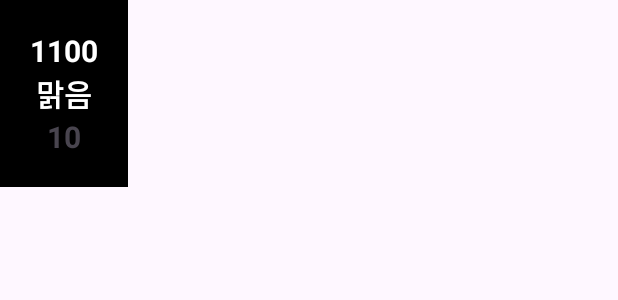
After one commit to Bullets-jyr/part2Chapter7, an Android app: the layout item_forecast.xml on its own in the app's theme, with its tools: preview values and no code run, on a phone screen of 412 x 824 dp. The commit adds this screen. Shown: the top 300 px of the screen. Run offline under Robolectric (Android 15) with nearby library versions, the phone set to English and light mode, and no system bars.

Commit message:
06. 현위치 날씨 정보 표시하기 (1)

```diff
--- /dev/null
+++ b/app/src/main/res/layout/item_forecast.xml
@@ -0,0 +1,37 @@
+<?xml version="1.0" encoding="utf-8"?>
+<androidx.appcompat.widget.LinearLayoutCompat xmlns:android="http://schemas.android.com/apk/res/android"
+    xmlns:tools="http://schemas.android.com/tools"
+    android:layout_width="wrap_content"
+    android:layout_height="wrap_content"
+    android:gravity="center"
+    android:orientation="vertical"
+    android:padding="20dp"
+    tools:background="@color/black">
+
+    <TextView
+        android:id="@+id/time_text_view"
+        android:layout_width="wrap_content"
+        android:layout_height="wrap_content"
+        android:textColor="@color/white"
+        android:textSize="20sp"
+        android:textStyle="bold"
+        tools:text="1100" />
+
+    <TextView
+        android:id="@+id/weather_text_view"
+        android:layout_width="wrap_content"
+        android:layout_height="wrap_content"
+        android:textColor="@color/white"
+        android:textSize="20sp"
+        android:textStyle="bold"
+        tools:text="맑음" />
+
+    <TextView
+        android:id="@+id/temperature_text_view"
+        android:layout_width="wrap_content"
+        android:layout_height="wrap_content"
+        android:textSize="20sp"
+        android:textStyle="bold"
+        tools:text="10" />
+
+</androidx.appcompat.widget.LinearLayoutCompat>
--- a/app/src/main/res/values/strings.xml
+++ b/app/src/main/res/values/strings.xml
@@ -1,3 +1,5 @@
 <resources>
-    <string name="app_name">part2Chapter7</string>
+    <string name="app_name">날씨 앱</string>
+    <string name="temparature_text">%.1f°C</string>
+    <string name="precipitation_text">강수확률 : %d%%</string>
 </resources>
```
Also changed, not shown: app/src/main/java/kr/co/bullets/part2chapter7/Forecast.kt (+10 -1 lines), app/src/main/java/kr/co/bullets/part2chapter7/MainActivity.kt (+45 -4 lines), app/src/main/res/drawable/gradient_background.xml (added, +11 -0 lines), app/src/main/res/layout/activity_main.xml (+64 -3 lines).
